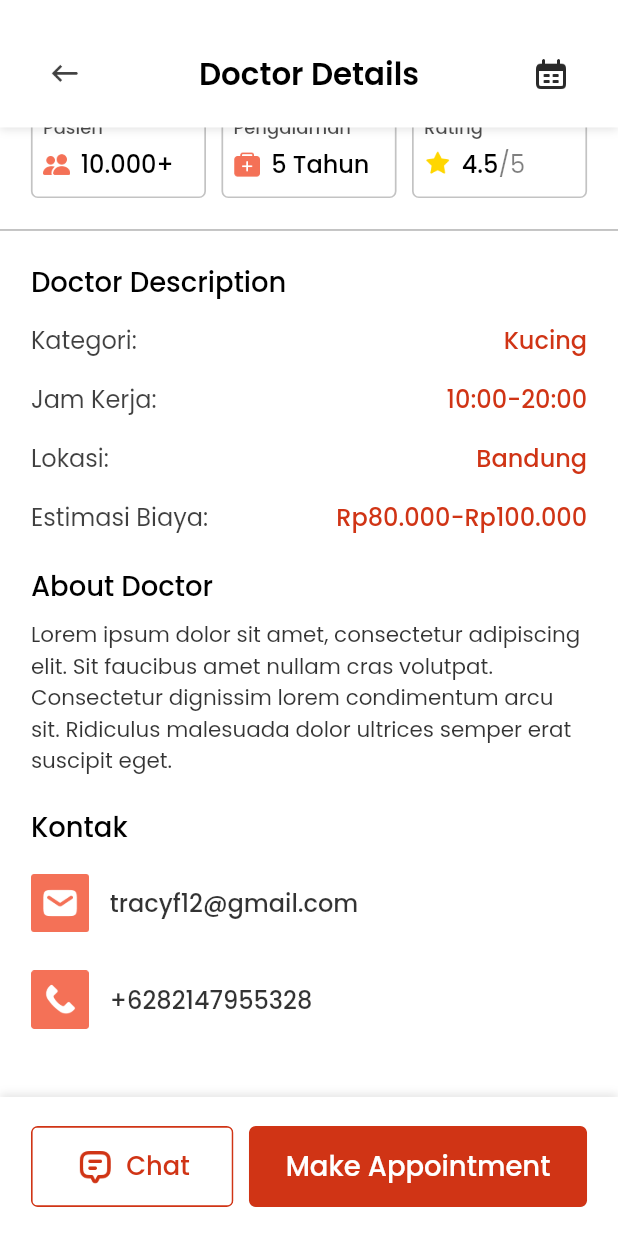
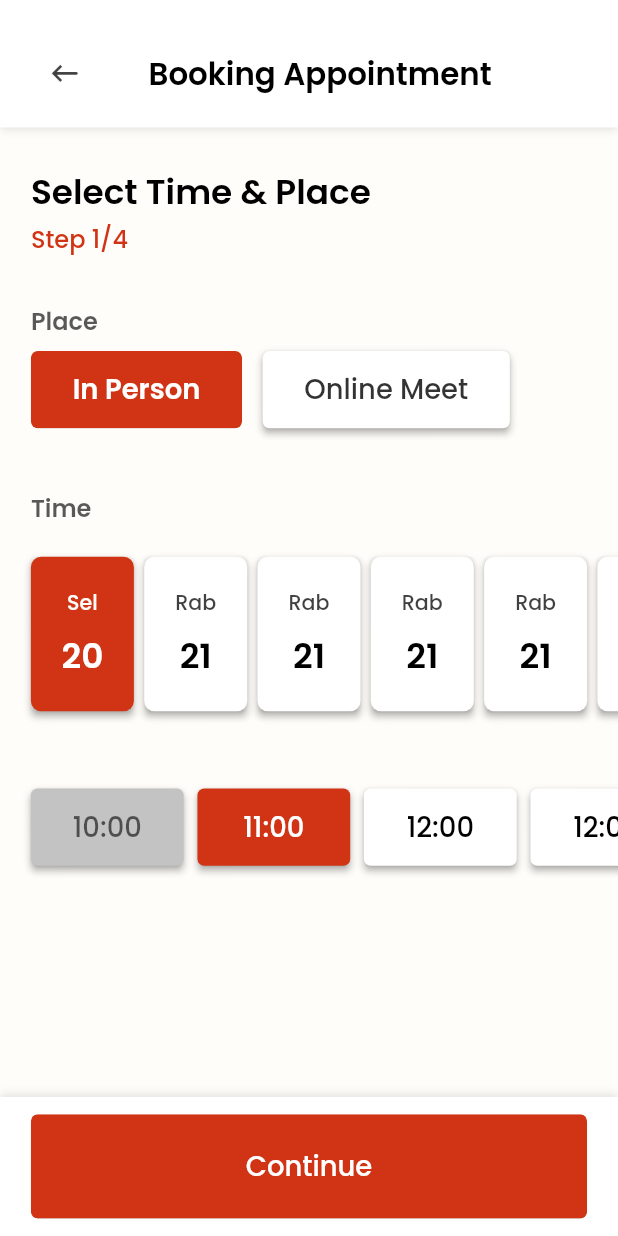
Before and after one commit to favjiw/petscape, a Flutter app: the VetsDetailScreen screen opened directly, scrolled down 487 dp, after a tap on "Make Appointment", on a phone screen of 412 x 824 dp. Run offline on Flutter 3.47's test engine with Material 2 defaults, Android fonts, the phone set to English and light mode, and no system bars; our stand-ins replace flutter_screenutil, google_fonts, hexcolor; network calls fail.

Commit message:
add booking part one screen

```diff
--- /dev/null
+++ b/lib/screens/vet/vets_booking_screen.dart
@@ -0,0 +1,378 @@
+import 'package:flutter/material.dart';
+import 'package:flutter_screenutil/flutter_screenutil.dart';
+import 'package:hexcolor/hexcolor.dart';
+import 'package:petscape/screens/product/product_detail_screen.dart';
+import 'package:petscape/shared/theme.dart';
+import 'package:petscape/widgets/style/boxShadow.dart';
+
+class VetsBookingOneScreen extends StatefulWidget {
+  const VetsBookingOneScreen({Key? key}) : super(key: key);
+
+  @override
+  State<VetsBookingOneScreen> createState() => _VetsBookingOneScreenState();
+}
+
+class _VetsBookingOneScreenState extends State<VetsBookingOneScreen> {
+  @override
+  Widget build(BuildContext context) {
+    return Scaffold(
+      backgroundColor: neutral,
+      appBar: PreferredSize(
+        preferredSize: Size.fromHeight(66.h),
+        child: Container(
+          decoration: BoxDecoration(color: whitish, boxShadow: [
+            buildPrimaryBoxShadow(),
+          ]),
+          padding:
+              EdgeInsets.only(top: 20.h, right: 18.w, bottom: 10.h, left: 18.w),
+          child: Row(
+            mainAxisAlignment: MainAxisAlignment.spaceBetween,
+            crossAxisAlignment: CrossAxisAlignment.center,
+            children: [
+              IconButton(
+                onPressed: () {
+                  Navigator.pop(context);
+                },
+                icon: Image.asset("assets/icons/arrow-left-icon.png"),
+              ),
+              Text(
+                "Booking Appointment",
+                style: appBarTitle,
+              ),
+              Container(
+                width: 29.w,
+                height: 29.h,
+                color: Colors.transparent,
+              ),
+            ],
+          ),
+        ),
+      ),
+      body: Column(
+        crossAxisAlignment: CrossAxisAlignment.start,
+        children: [
+          Padding(
+            padding: EdgeInsets.symmetric(horizontal: 18.w),
+            child: Column(
+              crossAxisAlignment: CrossAxisAlignment.start,
+              children: [
+                SizedBox(
+                  height: 20.h,
+                ),
+                Text(
+                  "Select Time & Place",
+                  style: vetBookTitle,
+                ),
+                SizedBox(
+                  height: 2.h,
+                ),
+                Text(
+                  "Step 1/4",
+                  style: vetBookPart,
+                ),
+                SizedBox(
+                  height: 24.h,
+                ),
+                Text(
+                  "Place",
+                  style: vetBookSubTitle,
+                ),
+                SizedBox(
+                  height: 6.h,
+                ),
+                Row(
+                  children: [
+                    ClipRRect(
+                      borderRadius: BorderRadius.circular(4.r),
+                      child: SizedBox(
+                        width: 123.w,
+                        height: 40.h,
+                        child: ElevatedButton(
+                          onPressed: () {},
+                          style: ElevatedButton.styleFrom(
+                            backgroundColor: primary,
+                          ),
+                          child: Text(
+                            "In Person",
+                            style: vetBookWhiteOnButton,
+                          ),
+                        ),
+                      ),
+                    ),
+                    SizedBox(
+                      width: 12.w,
+                    ),
+                    SizedBox(
+                      width: 144.w,
+                      height: 40.h,
+                      child: ElevatedButton(
+                        onPressed: () {},
+                        style: ElevatedButton.styleFrom(
+                            padding: EdgeInsets.zero,
+                            backgroundColor: Colors.transparent),
+                        child: Container(
+                          width: 144.w,
+                          height: 40.h,
+                          decoration: BoxDecoration(
+                              color: whitish,
+                              borderRadius: BorderRadius.circular(4.r),
+                              boxShadow: [
+                                buildPrimaryBoxShadow(),
+                              ]),
+                          child: Center(
+                            child: Text(
+                              "Online Meet",
+                              style: productCategoryBlack,
+                            ),
+                          ),
+                        ),
+                      ),
+                    ),
+                  ],
+                ),
+                SizedBox(
+                  height: 32.h,
+                ),
+                Text(
+                  "Time",
+                  style: vetBookSubTitle,
+                ),
+              ],
+            ),
+          ),
+          SizedBox(
+            height: 6.h,
+          ),
+          SingleChildScrollView(
+            scrollDirection: Axis.horizontal,
+            child: Row(
+              children: [
+                SizedBox(
+                  width: 18.w,
+                ),
+                SizedBox(
+                  width: 60.w,
+                  height: 80.h,
+                  child: ElevatedButton(
+                    onPressed: () {},
+                    style: ElevatedButton.styleFrom(
+                        padding: EdgeInsets.zero,
+                        backgroundColor: Colors.transparent),
+                    child: Container(
+                      width: 60.w,
+                      height: 80.h,
+                      decoration: BoxDecoration(
+                        color: primary,
+                        borderRadius: BorderRadius.circular(6.r),
+                        boxShadow: [buildPrimaryBoxShadow()],
+                      ),
+                      child: Column(
+                        crossAxisAlignment: CrossAxisAlignment.center,
+                        mainAxisAlignment: MainAxisAlignment.center,
+                        children: [
+                          Text(
+                            "Sel",
+                            style: vetBookDayOnPrimary,
+                          ),
+                          SizedBox(
+                            height: 6.h,
+                          ),
+                          Text(
+                            "20",
+                            style: vetBookDateOnPrimary,
+                          ),
+                        ],
+                      ),
+                    ),
+                  ),
+                ),
+                SizedBox(
+                  height: 100.h,
+                  child: ListView.builder(
+                      itemCount: 5,
+                      physics: ScrollPhysics(),
+                      scrollDirection: Axis.horizontal,
+                      shrinkWrap: true,
+                      itemBuilder: (BuildContext context, int index) {
+                        return Row(
+                          children: [
+                            SizedBox(
+                              width: 6.w,
+                            ),
+                            SizedBox(
+                              width: 60.w,
+                              height: 80.h,
+                              child: ElevatedButton(
+                                onPressed: () {},
+                                style: ElevatedButton.styleFrom(
+                                    padding: EdgeInsets.zero,
+                                    backgroundColor: Colors.transparent),
+                                child: Container(
+                                  width: 60.w,
+                                  height: 80.h,
+                                  decoration: BoxDecoration(
+                                    color: whitish,
+                                    borderRadius: BorderRadius.circular(6.r),
+                                    boxShadow: [buildPrimaryBoxShadow()],
+                                  ),
+                                  child: Column(
+                                    crossAxisAlignment: CrossAxisAlignment.center,
+                                    mainAxisAlignment: MainAxisAlignment.center,
+                                    children: [
+                                      Text(
+                                        "Rab",
+                                        style: vetBookDayOnWhite,
+                                      ),
+                                      SizedBox(
+                                        height: 6.h,
+                                      ),
+                                      Text(
+                                        "21",
+                                        style: vetBookDateOnWhite,
+                                      ),
+                                    ],
+                                  ),
+                                ),
+                              ),
+                            ),
+                          ],
+                        );
+                      }),
+                ),
+                SizedBox(width: 18.w,),
+              ],
+            ),
+          ),
+          SizedBox(height: 20.h,),
+          SingleChildScrollView(
+            scrollDirection: Axis.horizontal,
+            child: Row(
+              children: [
+                SizedBox(width: 18.w,),
+                SizedBox(
+                  width: 89.w,
+                  height: 40.h,
+                  child: ElevatedButton(
+                    onPressed: () {},
+                    style: ElevatedButton.styleFrom(
+                      backgroundColor: Colors.transparent,
+                      padding: EdgeInsets.zero
+                    ),
+                    child: Container(
+                      width: 89.w,
+                      height: 40.h,
+                      decoration: BoxDecoration(
+                        borderRadius: BorderRadius.circular(4.r),
+                        color: gray,
+                        boxShadow: [
+                          buildPrimaryBoxShadow(),
+                        ]
+                      ),
+                      child: Center(
+                        child: Text("10:00", style: vetBookClockOnGray,),
+                      ),
+                    ),
+                  ),
+                ),
+                SizedBox(width: 8.w,),
+                SizedBox(
+                  width: 89.w,
+                  height: 40.h,
+                  child: ElevatedButton(
+                    onPressed: () {},
+                    style: ElevatedButton.styleFrom(
+                        backgroundColor: Colors.transparent,
+                        padding: EdgeInsets.zero
+                    ),
+                    child: Container(
+                      width: 89.w,
+                      height: 40.h,
+                      decoration: BoxDecoration(
+                          borderRadius: BorderRadius.circular(4.r),
+                          color: primary,
+                          boxShadow: [
+                            buildPrimaryBoxShadow(),
+                          ]
+                      ),
+                      child: Center(
+                        child: Text("11:00", style: vetBookClockOnPrimary,),
+                      ),
+                    ),
+                  ),
+                ),
+                SizedBox(
+                  height: 60.h,
+                  child: ListView.builder(
+                      itemCount: 5,
+                      physics: ScrollPhysics(),
+                      scrollDirection: Axis.horizontal,
+                      shrinkWrap: true,
+                      itemBuilder: (BuildContext context, int index) {
+                        return Row(
+                          children: [
+                            SizedBox(
+                              width: 8.w,
+                            ),
+                            SizedBox(
+                              width: 89.w,
+                              height: 40.h,
+                              child: ElevatedButton(
+                                onPressed: () {},
+                                style: ElevatedButton.styleFrom(
+                                    backgroundColor: Colors.transparent,
+                                    padding: EdgeInsets.zero
+                                ),
+                                child: Container(
+                                  width: 89.w,
+                                  height: 40.h,
+                                  decoration: BoxDecoration(
+                                      borderRadius: BorderRadius.circular(4.r),
+                                      color: whitish,
+                                      boxShadow: [
+                                        buildPrimaryBoxShadow(),
+                                      ]
+                                  ),
+                                  child: Center(
+                                    child: Text("12:00", style: vetBookClockOnWhite,),
+                                  ),
+                                ),
+                              ),
+                            ),
+                          ],
+                        );
+                      }),
+                ),
+                SizedBox(width: 18.w,)
+              ],
+            ),
+          ),
+        ],
+      ),
+      bottomSheet: Container(
+        padding: EdgeInsets.symmetric(horizontal: 18.w, vertical: 9.h),
+        width: 1.sw,
+        height: 72.h,
+        decoration: BoxDecoration(
+          color: whitish,
+          boxShadow: [
+            buildSecondaryBoxShadow(),
+          ]
+        ),
+        child: ClipRRect(
+          borderRadius: BorderRadius.circular(4.r),
+          child: SizedBox(
+            width: 324.w,
+            height: 54.h,
+            child: ElevatedButton(
+              onPressed: () {},
+              style: ElevatedButton.styleFrom(
+                backgroundColor: primary,
+              ),
+              child: Text("Continue", style: vetBookOnBtnWhite,),
+            ),
+          ),
+        ),
+      ),
+    );
+  }
+}
--- a/lib/screens/vet/vets_detail_screen.dart
+++ b/lib/screens/vet/vets_detail_screen.dart
@@ -2,6 +2,7 @@ import 'package:flutter/material.dart';
 import 'package:flutter_screenutil/flutter_screenutil.dart';
 import 'package:hexcolor/hexcolor.dart';
 import 'package:petscape/screens/product/product_detail_screen.dart';
+import 'package:petscape/screens/vet/vets_booking_screen.dart';
 import 'package:petscape/shared/theme.dart';
 import 'package:petscape/widgets/style/boxShadow.dart';
 
@@ -327,7 +328,12 @@ class _VetsDetailScreenState extends State<VetsDetailScreen> {
                 width: 197.w,
                 height: 42.h,
                 child: ElevatedButton(
-                  onPressed: () {},
+                  onPressed: () {
+                    Navigator.push(
+                      context,
+                      MaterialPageRoute(builder: (context) => const VetsBookingOneScreen()),
+                    );
+                  },
                   style: ElevatedButton.styleFrom(
                     backgroundColor: primary,
                   ),
--- a/lib/shared/theme.dart
+++ b/lib/shared/theme.dart
@@ -285,3 +285,76 @@ TextStyle vetDetailContact = GoogleFonts.poppins(
   fontWeight: FontWeight.w500,
   color: black.withOpacity(0.8),
 );
+
+TextStyle vetBookTitle = GoogleFonts.poppins(
+  fontSize: 20.sp,
+  fontWeight: FontWeight.w600,
+  color: black,
+);
+
+TextStyle vetBookPart = GoogleFonts.poppins(
+  fontSize: 14.sp,
+  fontWeight: FontWeight.w500,
+  color: primary,
+);
+
+TextStyle vetBookSubTitle= GoogleFonts.poppins(
+  fontSize: 14.sp,
+  fontWeight: FontWeight.w600,
+  color: black.withOpacity(0.65),
+);
+
+TextStyle vetBookWhiteOnButton= GoogleFonts.poppins(
+  fontSize: 16.sp,
+  fontWeight: FontWeight.w600,
+  color: whitish,
+);
+
+TextStyle vetBookDayOnPrimary= GoogleFonts.poppins(
+  fontSize: 12.sp,
+  fontWeight: FontWeight.w500,
+  color: HexColor('#FFFDF9'),
+);
+
+TextStyle vetBookDateOnPrimary= GoogleFonts.poppins(
+  fontSize: 20.sp,
+  fontWeight: FontWeight.w600,
+  color: whitish,
+);
+
+TextStyle vetBookDayOnWhite= GoogleFonts.poppins(
+  fontSize: 12.sp,
+  fontWeight: FontWeight.w500,
+  color: black.withOpacity(0.75),
+);
+
+TextStyle vetBookDateOnWhite= GoogleFonts.poppins(
+  fontSize: 20.sp,
+  fontWeight: FontWeight.w600,
+  color: black,
+);
+
+TextStyle vetBookOnBtnWhite= GoogleFonts.poppins(
+  fontSize: 16.sp,
+  fontWeight: FontWeight.w500,
+  color: whitish,
+);
+
+TextStyle vetBookClockOnGray= GoogleFonts.poppins(
+  fontSize: 16.sp,
+  fontWeight: FontWeight.w500,
+  color: black.withOpacity(0.60),
+);
+
+TextStyle vetBookClockOnWhite= GoogleFonts.poppins(
+  fontSize: 16.sp,
+  fontWeight: FontWeight.w500,
+  color: black,
+);
+
+
+TextStyle vetBookClockOnPrimary= GoogleFonts.poppins(
+  fontSize: 16.sp,
+  fontWeight: FontWeight.w500,
+  color: whitish,
+);
```
